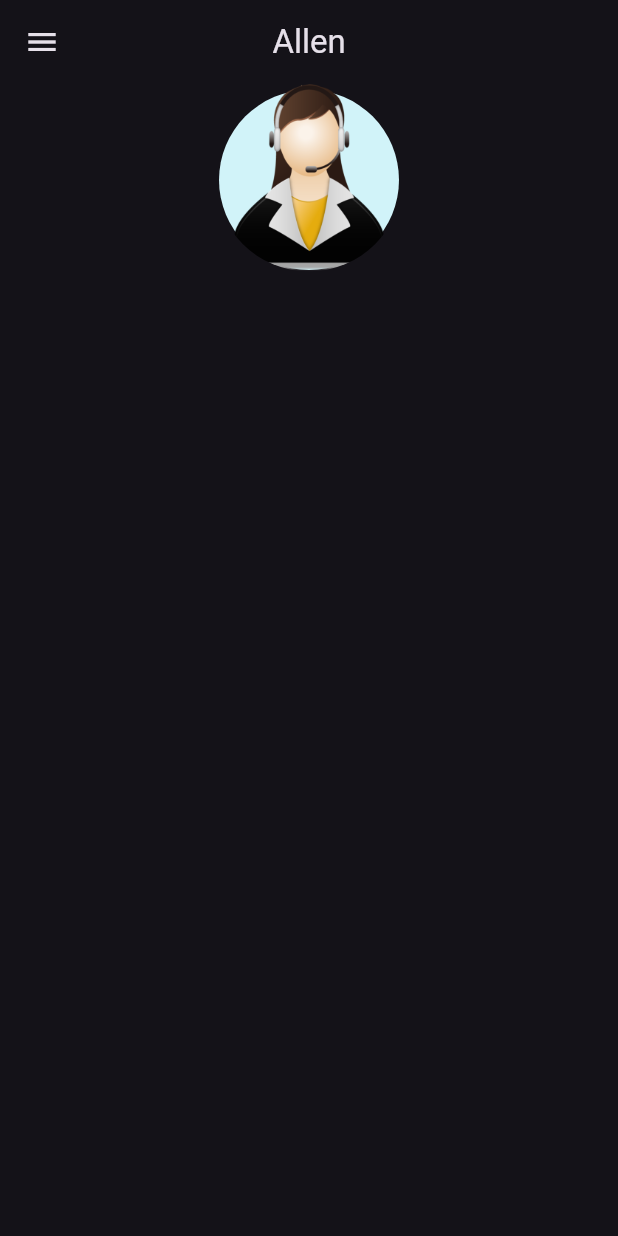
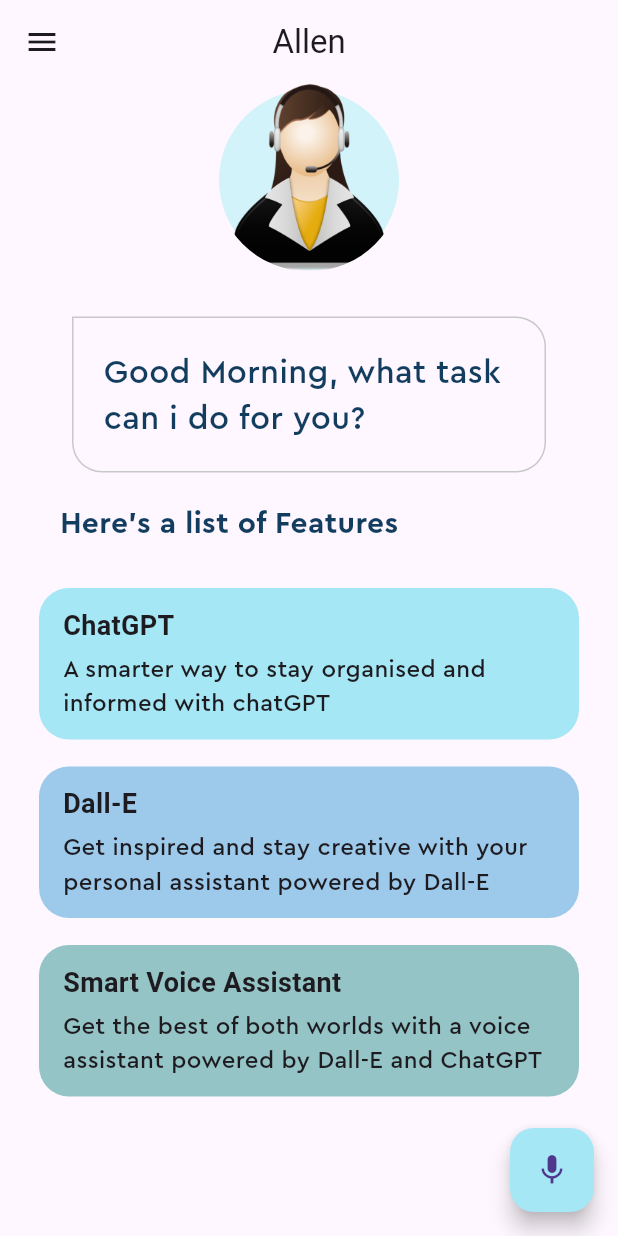
Before and after one commit to Siddiqui145/ChatGPT_DALL-E_Clone, a Flutter app: the screen it shows after launch, on a phone screen of 412 x 824 dp. Run offline on Flutter 3.47's test engine with Material 3 defaults, Android fonts, the phone set to English and light mode, and no system bars; Roboto replaces fonts that are missing (Cera Bold).

Commit message:
designed ui home screen done

```diff
--- a/lib/main.dart
+++ b/lib/main.dart
@@ -13,7 +13,7 @@
   Widget build(BuildContext context) {
     return MaterialApp(
       title: 'Voice Assistant',
-      theme: ThemeData.dark(),
+      theme: ThemeData.light(),
       home: HomeScreen(),
       debugShowCheckedModeBanner: false,
     );
--- a/lib/pallete.dart
+++ b/lib/pallete.dart
@@ -5,7 +5,7 @@
   static const Color firstSuggestionBoxColor = Color.fromRGBO(165, 231, 244, 1);
   static const Color secondSuggestionBoxColor =
       Color.fromRGBO(157, 202, 235, 1);
-  static const Color thirdSuggestionBoxColor = Color.fromRGBO(162, 238, 239, 1);
+  static const Color thirdSuggestionBoxColor = Color.fromRGBO(148, 196, 197, 1);
   static const Color assistantCircleColor = Color.fromRGBO(209, 243, 249, 1);
   static const Color borderColor = Color.fromRGBO(200, 200, 200, 1);
   static const Color blackColor = Colors.black;
--- a/lib/screens/home_screen.dart
+++ b/lib/screens/home_screen.dart
@@ -58,11 +58,131 @@
               ).copyWith(
                 top: 30
               ),
-              decoration: BoxDecoration(),
-            )
+              decoration: BoxDecoration(
+                border: Border.all(
+                  color: Pallete.borderColor,
+                ),
+                borderRadius: BorderRadius.circular(20).copyWith(
+                  topLeft: Radius.zero
+                )
+              ),
+              child: Padding(
+                padding: const EdgeInsets.symmetric(vertical: 10),
+                child: Text("Good Morning, what task can i do for you?",
+                style: TextStyle(
+                  fontFamily: 'Cera Pro',
+                  color: Pallete.mainFontColor,
+                  fontSize: 22
+                ),),
+              ),
+            ),
+                Container(
+                  alignment: Alignment.centerLeft,
+                  padding: EdgeInsets.all(10),
+                  margin: EdgeInsets.only(top: 10, left: 22),
+                  child: Text("Here's a list of Features",
+                  style: TextStyle(
+                    fontFamily: 'Cera Pro',
+                    fontWeight: FontWeight.bold,
+                    fontSize: 20,
+                    color: Pallete.mainFontColor
+                  ),),
+                ),
+                Padding(
+                  padding: const EdgeInsets.all(18.0),
+                  child: Column(
+                    children: [
+                      Container(
+                        padding: EdgeInsets.symmetric(
+                          horizontal: 16, vertical: 12
+                        ),
+                        decoration: BoxDecoration(
+                          color: Pallete.firstSuggestionBoxColor,
+                          borderRadius: BorderRadius.circular(20),
+                        ),
+                        child: Column(
+                          crossAxisAlignment: CrossAxisAlignment.start,
+                          children: [
+                            Text("ChatGPT",
+                            style: TextStyle(
+                              fontFamily: 'Cera Bold',
+                              fontSize: 18,
+                              fontWeight: FontWeight.bold
+                            ),),
+                            const SizedBox(height: 5,),
+                            Text("A smarter way to stay organised and informed with chatGPT",
+                            style: TextStyle(
+                              fontFamily: 'Cera Pro',
+                              fontSize: 16,
+                            ),),
+                          ],
+                        ),
+                      ),
+
+                      Container(
+                        margin: EdgeInsets.symmetric(vertical: 18),
+                        padding: EdgeInsets.symmetric(
+                          horizontal: 16, vertical: 12
+                        ),
+                        decoration: BoxDecoration(
+                          color: Pallete.secondSuggestionBoxColor,
+                          borderRadius: BorderRadius.circular(20),
+                        ),
+                        child: Column(
+                          crossAxisAlignment: CrossAxisAlignment.start,
+                          children: [
+                            Text("Dall-E",
+                            style: TextStyle(
+                              fontFamily: 'Cera Bold',
+                              fontSize: 18,
+                              fontWeight: FontWeight.bold
+                            ),),
+                            const SizedBox(height: 5,),
+                            Text("Get inspired and stay creative with your personal assistant powered by Dall-E",
+                            style: TextStyle(
+                              fontFamily: 'Cera Pro',
+                              fontSize: 16,
+                            ),),
+                          ],
+                        ),
+                      ),
+
+                      Container(
+                        padding: EdgeInsets.symmetric(
+                          horizontal: 16, vertical: 12
+                        ),
+                        decoration: BoxDecoration(
+                          color: Pallete.thirdSuggestionBoxColor,
+                          borderRadius: BorderRadius.circular(20),
+                        ),
+                        child: Column(
+                          crossAxisAlignment: CrossAxisAlignment.start,
+                          children: [
+                            Text("Smart Voice Assistant",
+                            style: TextStyle(
+                              fontFamily: 'Cera Bold',
+                              fontSize: 18,
+                              fontWeight: FontWeight.bold
+                            ),),
+                            const SizedBox(height: 5,),
+                            Text("Get the best of both worlds with a voice assistant powered by Dall-E and ChatGPT",
+                            style: TextStyle(
+                              fontFamily: 'Cera Pro',
+                              fontSize: 16,
+                            ),),
+                          ],
+                        ),
+                      )
+                    ],
+                  ),
+                ),
           ],
         ),),
       ),
+      floatingActionButton: FloatingActionButton(
+      onPressed: () {},
+      backgroundColor: Pallete.firstSuggestionBoxColor,
+      child: Icon(Icons.mic),),
     );
   }
 }
--- a/pubspec.yaml
+++ b/pubspec.yaml
@@ -76,8 +76,8 @@
   fonts:
     - family: Cera Pro
       fonts:
-        - asset: fonts/Cera-Pro-bold.otf
-        - asset: fonts/Cera-Pro-Medium.otf
+        - asset: assets/fonts/Cera-Pro-Bold.otf
+        - asset: assets/fonts/Cera-Pro-Medium.otf
   #   - family: Trajan Pro
   #     fonts:
   #       - asset: fonts/TrajanPro.ttf
```
